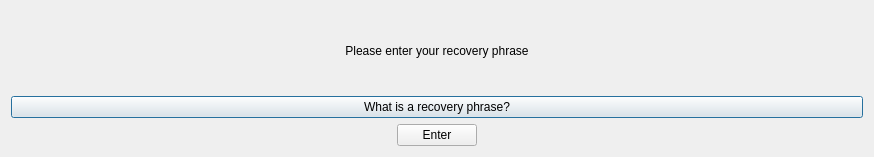
Above: designs/xml/forgot_question.ui from daniel-deru/WorkMate-3.0 before the change. Below: the same form after it.
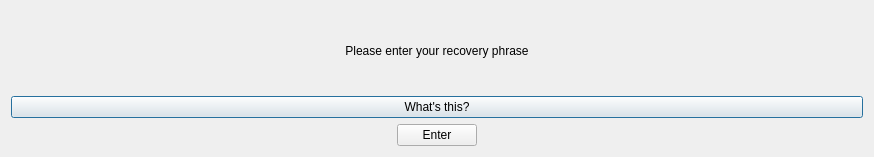
That is the form after the change.

What changed in the file:
```diff
--- a/designs/xml/forgot_question.ui
+++ b/designs/xml/forgot_question.ui
@@ -32,7 +32,7 @@
         <cursorShape>PointingHandCursor</cursorShape>
        </property>
        <property name="text">
-        <string>What is a recovery phrase?</string>
+        <string>What's this?</string>
        </property>
       </widget>
      </item>
```
